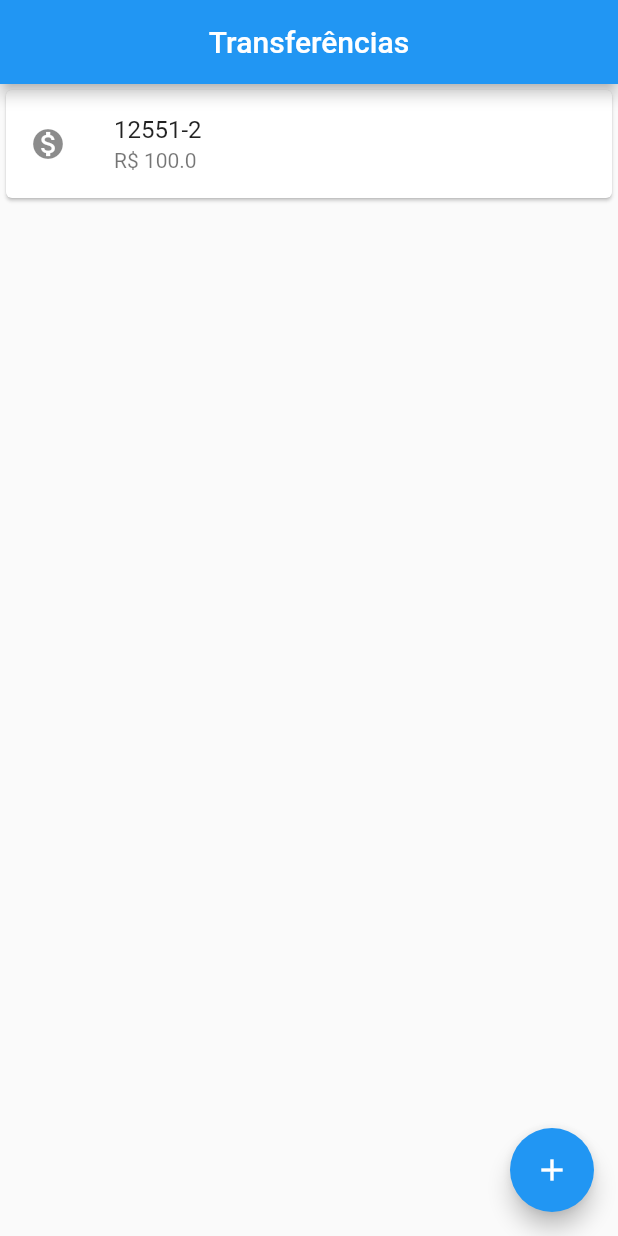
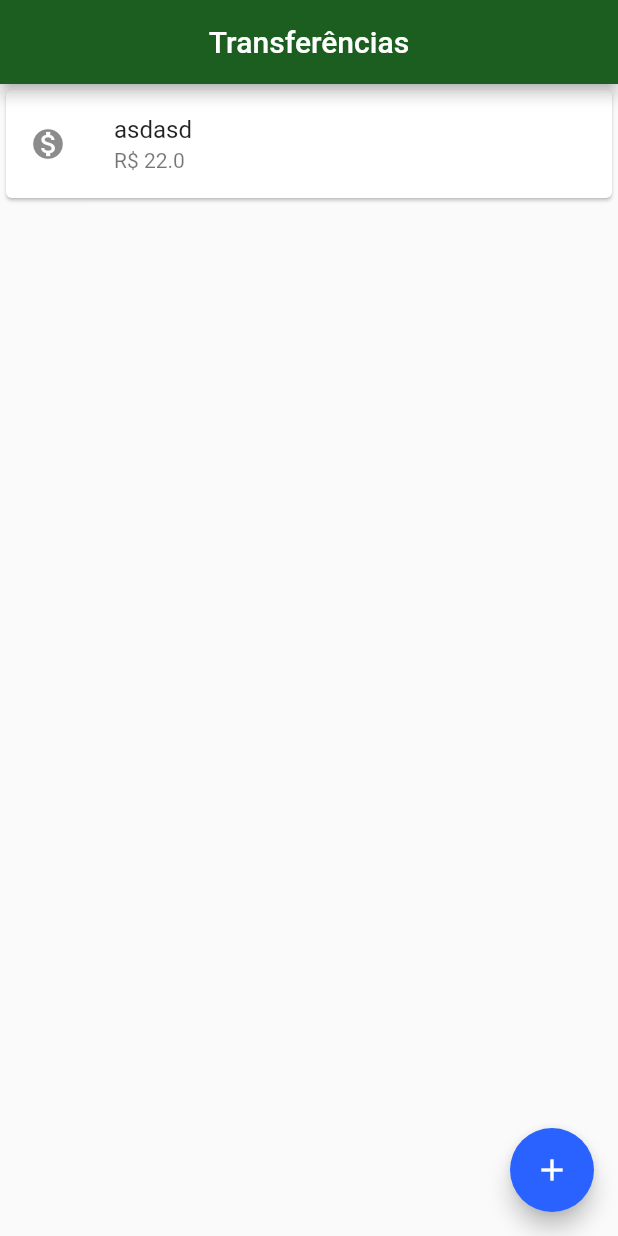
Before and after one commit to Bernardo-Junior/bytebank_app, a Flutter app: the screen it shows after launch, on a phone screen of 412 x 824 dp. Run offline on Flutter 3.47's test engine with Material 2 defaults, Android fonts, the phone set to English and light mode, and no system bars.

Commit message:
chore: adding configs for add new transfers and styling components

```diff
--- a/lib/main.dart
+++ b/lib/main.dart
@@ -8,15 +8,35 @@ class BytebankApp extends StatelessWidget {
   @override
   Widget build(BuildContext context) {
     return MaterialApp(
-      home: Scaffold(
-        body: TransferList(),
+      theme: ThemeData(
+        colorScheme: ColorScheme.light(
+          // Colors from buttons
+          secondary: Colors.blueAccent.shade700,
+          // Color from text
+          onPrimary: Colors.white,
+          // Colors from icons
+          onSecondary: Colors.white,
+          // Colors from containers
+          primary: Colors.green.shade900,
         ),
+      ),
+      home: TransferList(),
     );
   }
 }
 
-class TransferForm extends StatelessWidget {
+class TransferForm extends StatefulWidget {
+  final BuildContext keyTransferList;
+
+  TransferForm({required this.keyTransferList});
+
+  @override
+  State<TransferForm> createState() => _TransferFormState();
+}
+
+class _TransferFormState extends State<TransferForm> {
   final TextEditingController _controllerAccount = TextEditingController();
+
   final TextEditingController _controllerValue = TextEditingController();
 
   @override
@@ -42,7 +62,8 @@ class TransferForm extends StatelessWidget {
                 Expanded(
                   child: TextButton(
                     onPressed: () {
-                      ScaffoldMessenger.of(context).hideCurrentSnackBar();
+                      ScaffoldMessenger.of(widget.keyTransferList)
+                          .hideCurrentSnackBar();
                     },
                     child: Text(
                       'Fechar',
@@ -57,6 +78,7 @@ class TransferForm extends StatelessWidget {
             backgroundColor: Colors.blueAccent,
           ),
         );
+        Navigator.pop(context, createdTransfer);
       }
     }
 
@@ -64,7 +86,8 @@ class TransferForm extends StatelessWidget {
       appBar: AppBar(
         title: Text('Criando Transferência'),
       ),
-      body: Column(
+      body: SingleChildScrollView(
+        child: Column(
           children: [
             Editor(
               controller: _controllerAccount,
@@ -91,48 +114,72 @@ class TransferForm extends StatelessWidget {
             ),
           ],
         ),
+      ),
       floatingActionButton: FloatingActionButton(
-        onPressed: () {
-          Navigator.of(context).push(
-            MaterialPageRoute(
-              builder: (context) {
-                return TransferForm();
-              },
-            ),
-          );
-        },
+        onPressed: () {},
         child: Icon(Icons.add),
       ),
     );
   }
 }
 
-class TransferList extends StatelessWidget {
+class TransferList extends StatefulWidget {
+  final List<Transfer> _transfers = List.empty(growable: true);
+
+  @override
+  State<StatefulWidget> createState() {
+    return TransferListState();
+  }
+}
+
+class TransferListState extends State<TransferList> {
+  final GlobalKey _keyTransferList = GlobalKey();
+  @override
+  void initState() {
+    // TODO: implement initState
+    super.initState();
+    widget._transfers.add(Transfer('asdasd', 22));
+  }
+
   @override
   Widget build(BuildContext context) {
     return Scaffold(
+      key: _keyTransferList,
       appBar: AppBar(
         title: Text('Transferências'),
         centerTitle: true,
       ),
       floatingActionButton: FloatingActionButton(
-        onPressed: () {
-          Navigator.of(context).push(
+        onPressed: () async {
+          final Future<Transfer?> transferCreated = Navigator.of(context).push(
             MaterialPageRoute(
               builder: (context) {
-                return TransferForm();
+                return TransferForm(
+                  keyTransferList: _keyTransferList.currentContext!,
+                );
               },
             ),
           );
+          transferCreated.then((transferReceived) {
+            debugPrint('CHEGOU NO THEN');
+            debugPrint('$transferReceived');
+            if (transferReceived != null) {
+              Future.delayed(Duration(seconds: 5), () {
+                setState(() {
+                  widget._transfers.add(transferReceived);
+                });
+              });
+            }
+          });
         },
         child: Icon(Icons.add),
       ),
-      body: Column(
-        children: [
-          TransferItem(
-            Transfer('12551-2', 100.00),
-          ),
-        ],
+      body: ListView.builder(
+        itemCount: widget._transfers.length,
+        itemBuilder: (context, index) {
+          final transfer = widget._transfers[index];
+          return TransferItem(transfer);
+        },
       ),
     );
   }
```
Lines whose indentation alone changed are shown as unchanged.
